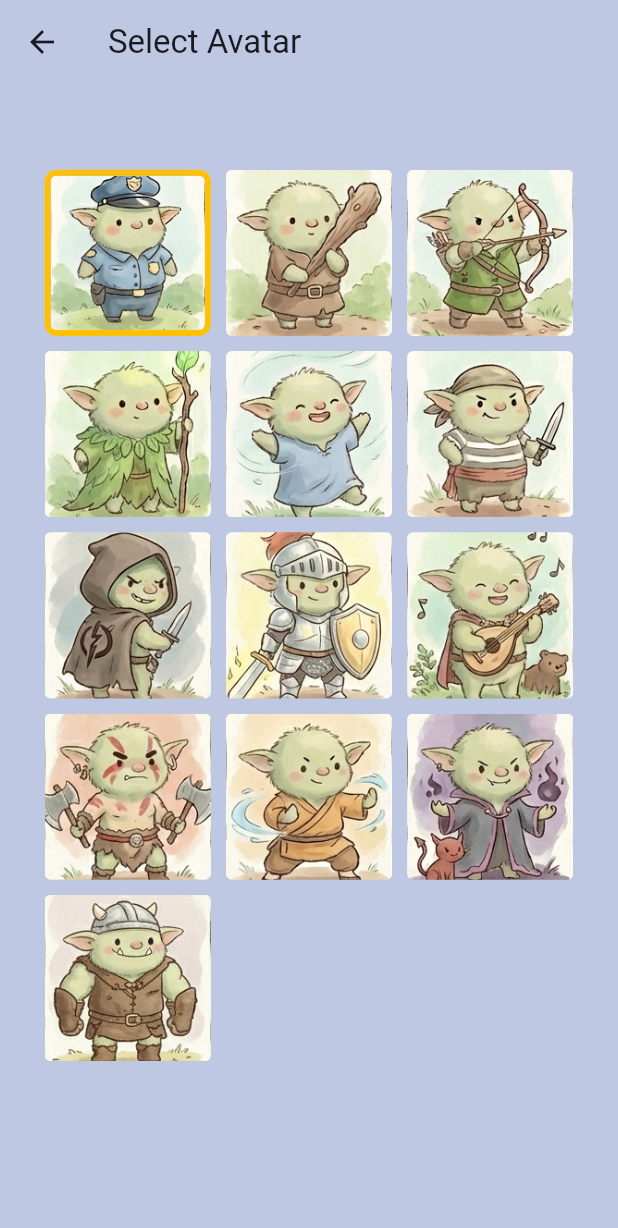
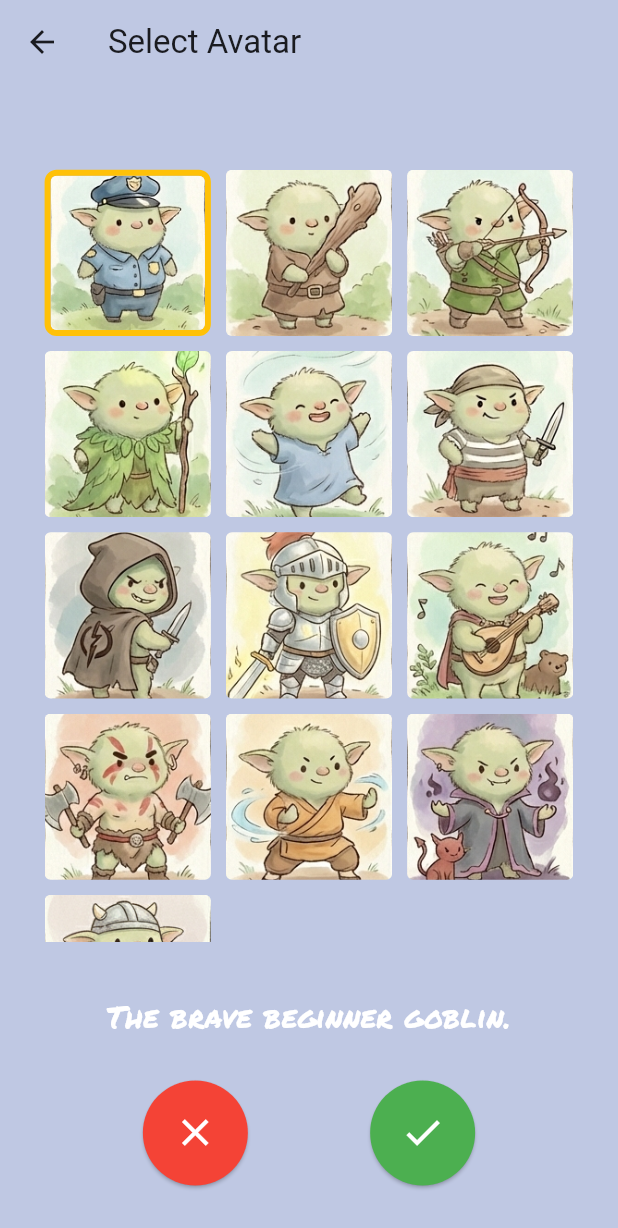
Before and after one commit to zed201712/ok_multipl_poker, a Flutter app: the AvatarSelectionScreen screen opened directly, on a phone screen of 412 x 824 dp. Shown: the top 1228 px of the screen. Run offline on Flutter 3.47's test engine with Material 3 defaults, Android fonts, the phone set to English and light mode, and no system bars; our stand-ins replace audioplayers, cloud_firestore, equatable, firebase_auth, firebase_core, go_router and 2 more; missing offline and left inert: fake_cloud_firestore, firebase_auth_mocks; accounts and stored records are empty.

Commit message:
feat: enhance avatar selection with description and confirmation
Task: FEAT-SETTINGS-AVATAR-003

- Added `_avatarDescriptions` map and default description.
- Implemented local state `_selectedAvatarNumber` for previewing.
- Added bottom area with dynamic description text.
- Added Cancel (X) and Confirm (Check) buttons for safe selection flow.

```diff
--- a/lib/settings/avatar_selection_screen.dart
+++ b/lib/settings/avatar_selection_screen.dart
@@ -15,10 +15,29 @@ class AvatarSelectionScreen extends StatefulWidget {
 
 class _AvatarSelectionScreenState extends State<AvatarSelectionScreen> {
   final List<String> _avatarPaths = [];
+  late String _selectedAvatarNumber;
+
+  final String _defaultAvatarDescription = 'A mysterious goblin.';
+  final Map<String, String> _avatarDescriptions = {
+    '1': 'The brave beginner goblin.',
+    '2': 'The cunning card shark.',
+    '3': 'The wise old sage.',
+    '4': 'The quick-fingered thief.',
+    '5': 'The joyful jester.',
+    '6': 'The grumpy guard.',
+    '7': 'The lucky gambler.',
+    '8': 'The stoic warrior.',
+    '9': 'The mystical mage.',
+    '10': 'The royal advisor.',
+    '11': 'The forest scout.',
+    '12': 'The mountain climber.',
+    '13': 'The swamp dweller.',
+  };
 
   @override
   void initState() {
     super.initState();
+    _selectedAvatarNumber = context.read<SettingsController>().playerAvatarNumber.value;
     _loadAvatars();
   }
 
@@ -69,16 +88,14 @@ class _AvatarSelectionScreenState extends State<AvatarSelectionScreen> {
           itemBuilder: (context, index) {
             final path = _avatarPaths[index];
             final avatarNumber = (index + 1).toString();
-            // 比較時，settings.playerAvatarNumber.value 可能是 "1"，而我們這邊是 "1"。
-            // 只要確保儲存的和比較的是一致的 (不含前導零，或者都含前導零)。
-            // SettingsController 的 setPlayerAvatarNumber 存入的是 raw string。
-            // 我們這裡存入 (index + 1).toString() 即 "1", "10"。
-            final isSelected = settings.playerAvatarNumber.value == avatarNumber;
+            // 比較時，使用本地狀態 _selectedAvatarNumber
+            final isSelected = _selectedAvatarNumber == avatarNumber;
 
             return InkWell(
               onTap: () {
-                settings.setPlayerAvatarNumber(avatarNumber);
-                GoRouter.of(context).pop();
+                setState(() {
+                  _selectedAvatarNumber = avatarNumber;
+                });
               },
               child: Container(
                 decoration: BoxDecoration(
@@ -93,7 +110,59 @@ class _AvatarSelectionScreenState extends State<AvatarSelectionScreen> {
             );
           },
         ),
-        rectangularMenuArea: const SizedBox(),
+        rectangularMenuArea: Column(
+          mainAxisSize: MainAxisSize.min,
+          children: [
+            // Description Text
+            Padding(
+              padding: const EdgeInsets.symmetric(horizontal: 16.0, vertical: 8.0),
+              child: Text(
+                _avatarDescriptions[_selectedAvatarNumber] ?? _defaultAvatarDescription,
+                textAlign: TextAlign.center,
+                style: const TextStyle(
+                  fontFamily: 'Permanent Marker',
+                  fontSize: 20,
+                  color: Colors.white, // Assuming dark background or readable color
+                ),
+              ),
+            ),
+            const SizedBox(height: 20),
+
+            // Action Buttons
+            Row(
+              mainAxisAlignment: MainAxisAlignment.spaceEvenly,
+              children: [
+                // Cancel Button (X)
+                ElevatedButton(
+                  onPressed: () {
+                    GoRouter.of(context).pop();
+                  },
+                  style: ElevatedButton.styleFrom(
+                    shape: const CircleBorder(),
+                    padding: const EdgeInsets.all(20),
+                    backgroundColor: Colors.red, // Cancel color
+                  ),
+                  child: const Icon(Icons.close, size: 30, color: Colors.white),
+                ),
+
+                // Confirm Button (Check)
+                ElevatedButton(
+                  onPressed: () {
+                    settings.setPlayerAvatarNumber(_selectedAvatarNumber);
+                    GoRouter.of(context).pop();
+                  },
+                  style: ElevatedButton.styleFrom(
+                    shape: const CircleBorder(),
+                    padding: const EdgeInsets.all(20),
+                    backgroundColor: Colors.green, // Confirm color
+                  ),
+                  child: const Icon(Icons.check, size: 30, color: Colors.white),
+                ),
+              ],
+            ),
+            const SizedBox(height: 20),
+          ],
+        ),
       ),
     );
   }
```
Also changed, not shown: 1 other file.
